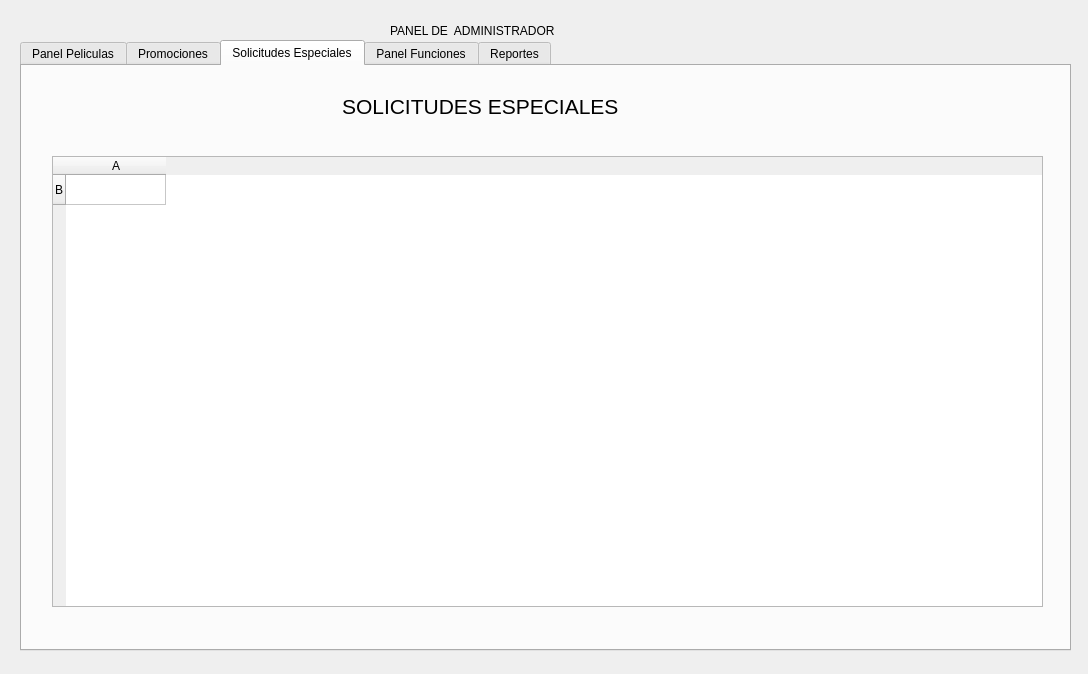
Old version of the form EDD_Fase1/ProyectoF1/ui/admin.ui in the repository MynorCanel/EDD_2S2026_PY_202307548.
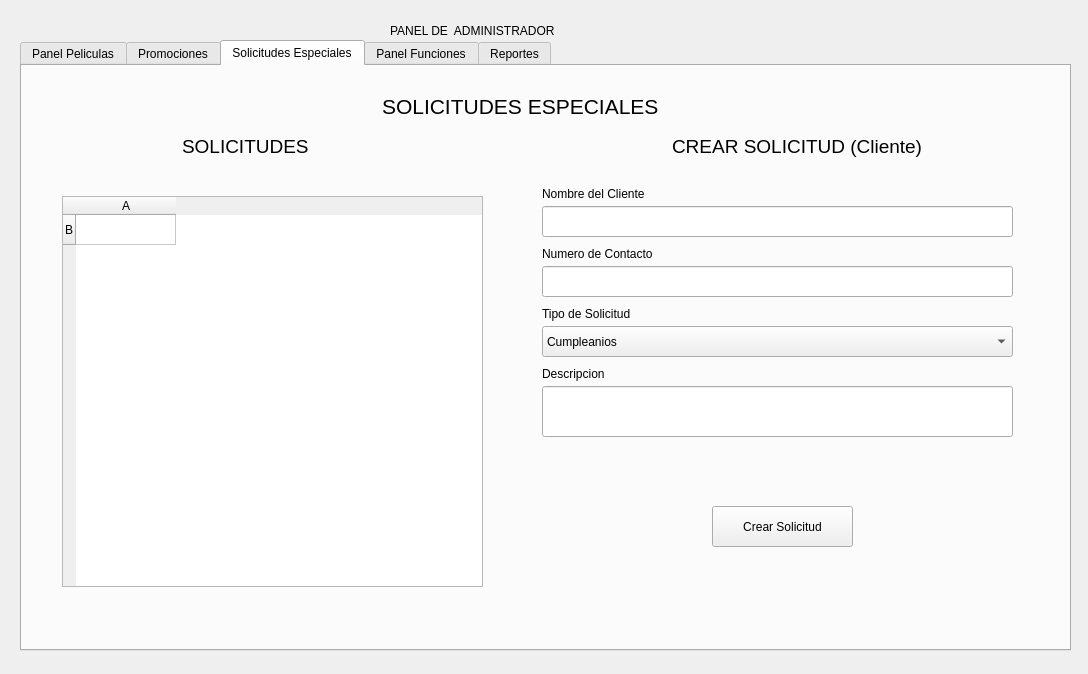
New version of the form. The open tabs and pages were chosen to show the change.

Patch:
```diff
--- a/EDD_Fase1/ProyectoF1/ui/admin.ui
+++ b/EDD_Fase1/ProyectoF1/ui/admin.ui
@@ -197,7 +197,7 @@
     <widget class="QLabel" name="label_2">
      <property name="geometry">
       <rect>
-       <x>320</x>
+       <x>360</x>
        <y>10</y>
        <width>311</width>
        <height>61</height>
@@ -215,10 +215,10 @@
     <widget class="QTableWidget" name="tableWidget">
      <property name="geometry">
       <rect>
-       <x>30</x>
-       <y>90</y>
-       <width>991</width>
-       <height>451</height>
+       <x>40</x>
+       <y>130</y>
+       <width>421</width>
+       <height>391</height>
       </rect>
      </property>
      <row>
@@ -232,6 +232,178 @@
       </property>
      </column>
     </widget>
+    <widget class="QLineEdit" name="textoClienteSolicitud">
+     <property name="geometry">
+      <rect>
+       <x>520</x>
+       <y>140</y>
+       <width>471</width>
+       <height>31</height>
+      </rect>
+     </property>
+    </widget>
+    <widget class="QLabel" name="label_14">
+     <property name="geometry">
+      <rect>
+       <x>520</x>
+       <y>120</y>
+       <width>121</width>
+       <height>16</height>
+      </rect>
+     </property>
+     <property name="text">
+      <string>Nombre del Cliente</string>
+     </property>
+    </widget>
+    <widget class="QPushButton" name="botonCrearSolicitud">
+     <property name="geometry">
+      <rect>
+       <x>690</x>
+       <y>440</y>
+       <width>141</width>
+       <height>41</height>
+      </rect>
+     </property>
+     <property name="text">
+      <string>Crear Solicitud</string>
+     </property>
+    </widget>
+    <widget class="QLabel" name="label_16">
+     <property name="geometry">
+      <rect>
+       <x>650</x>
+       <y>50</y>
+       <width>311</width>
+       <height>61</height>
+      </rect>
+     </property>
+     <property name="font">
+      <font>
+       <pointsize>14</pointsize>
+      </font>
+     </property>
+     <property name="text">
+      <string>CREAR SOLICITUD (Cliente)</string>
+     </property>
+    </widget>
+    <widget class="QLineEdit" name="textoTelefonoSolicitud">
+     <property name="geometry">
+      <rect>
+       <x>520</x>
+       <y>200</y>
+       <width>471</width>
+       <height>31</height>
+      </rect>
+     </property>
+     <property name="text">
+      <string/>
+     </property>
+    </widget>
+    <widget class="QLabel" name="label_17">
+     <property name="geometry">
+      <rect>
+       <x>520</x>
+       <y>180</y>
+       <width>121</width>
+       <height>16</height>
+      </rect>
+     </property>
+     <property name="text">
+      <string>Numero de Contacto</string>
+     </property>
+    </widget>
+    <widget class="QLabel" name="label_18">
+     <property name="geometry">
+      <rect>
+       <x>520</x>
+       <y>240</y>
+       <width>121</width>
+       <height>16</height>
+      </rect>
+     </property>
+     <property name="text">
+      <string>Tipo de Solicitud</string>
+     </property>
+    </widget>
+    <widget class="QComboBox" name="comboBoxTipoSolicitud">
+     <property name="geometry">
+      <rect>
+       <x>520</x>
+       <y>260</y>
+       <width>471</width>
+       <height>31</height>
+      </rect>
+     </property>
+     <item>
+      <property name="text">
+       <string>Cumpleanios</string>
+      </property>
+     </item>
+     <item>
+      <property name="text">
+       <string>Aniversario</string>
+      </property>
+     </item>
+     <item>
+      <property name="text">
+       <string>Requerimiento especial</string>
+      </property>
+     </item>
+     <item>
+      <property name="text">
+       <string>Queja</string>
+      </property>
+     </item>
+     <item>
+      <property name="text">
+       <string>Sugerencia</string>
+      </property>
+     </item>
+    </widget>
+    <widget class="QLabel" name="label_19">
+     <property name="geometry">
+      <rect>
+       <x>160</x>
+       <y>50</y>
+       <width>311</width>
+       <height>61</height>
+      </rect>
+     </property>
+     <property name="font">
+      <font>
+       <pointsize>14</pointsize>
+      </font>
+     </property>
+     <property name="text">
+      <string>SOLICITUDES</string>
+     </property>
+    </widget>
+    <widget class="QLineEdit" name="textoDescripcionSolicitud">
+     <property name="geometry">
+      <rect>
+       <x>520</x>
+       <y>320</y>
+       <width>471</width>
+       <height>51</height>
+      </rect>
+     </property>
+     <property name="text">
+      <string/>
+     </property>
+    </widget>
+    <widget class="QLabel" name="label_44">
+     <property name="geometry">
+      <rect>
+       <x>520</x>
+       <y>300</y>
+       <width>121</width>
+       <height>16</height>
+      </rect>
+     </property>
+     <property name="text">
+      <string>Descripcion</string>
+     </property>
+    </widget>
    </widget>
    <widget class="QWidget" name="tab_2">
     <attribute name="title">
```
Left out of the diff: 2 changed lines with no effect on the pictures.
